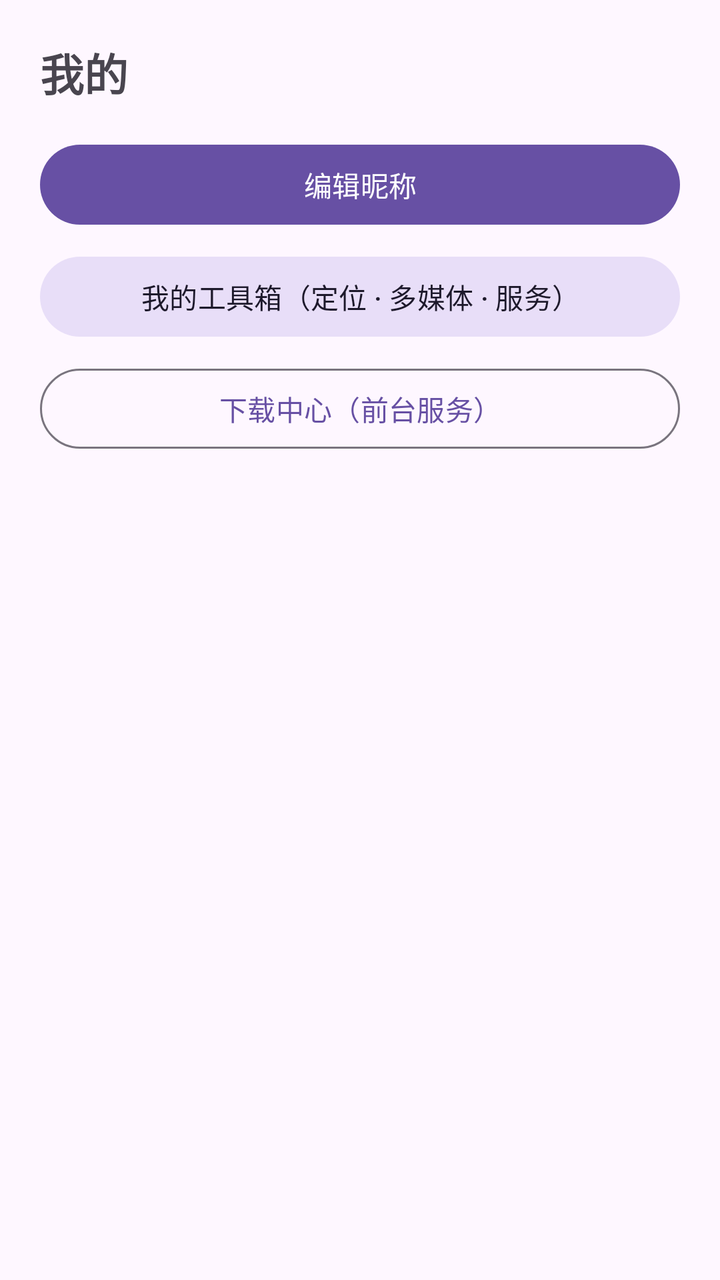
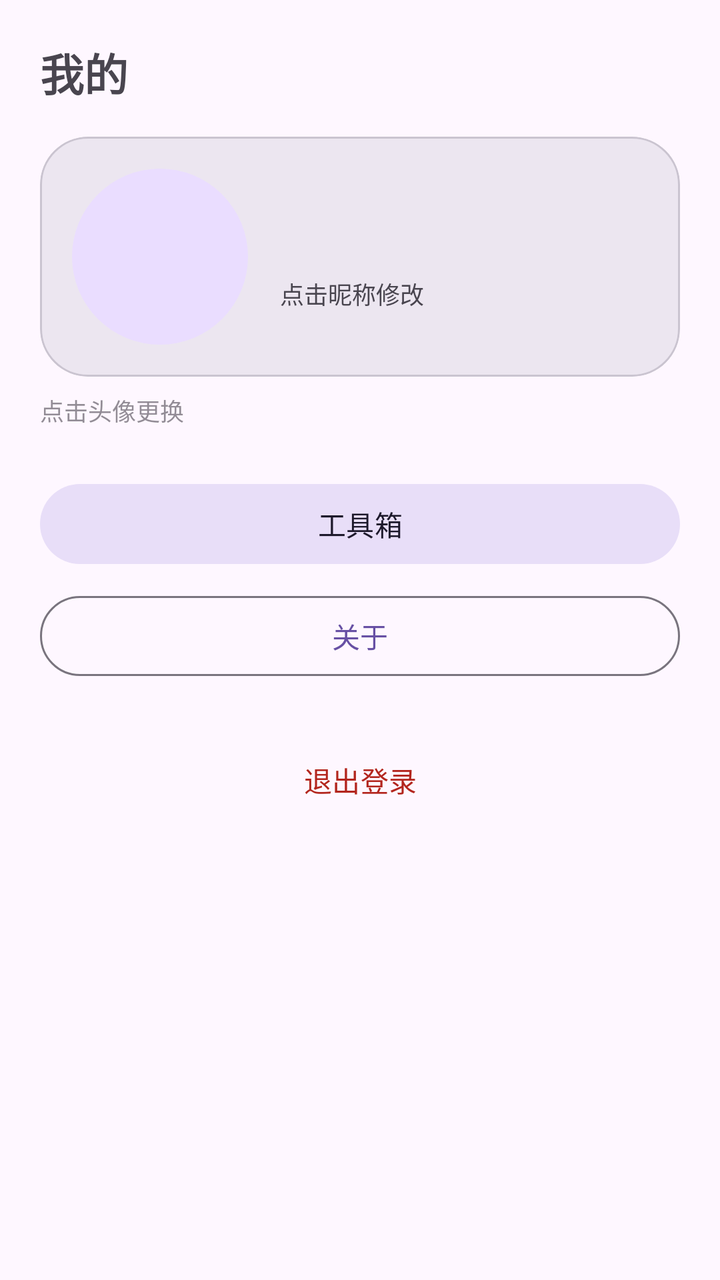

Screens rendered from an Android XML layout before and after an edit, with the pre-edit source and the edit as a unified diff.
<!-- AndroidManifest.xml: application theme Theme.Keyou -->
<!-- res/layout/page_mine.xml -->
<?xml version="1.0" encoding="utf-8"?>
<ScrollView xmlns:android="http://schemas.android.com/apk/res/android"
    android:layout_width="match_parent"
    android:layout_height="match_parent"
    android:padding="20dp"
    android:paddingBottom="104dp"
    android:fillViewport="true">

    <LinearLayout
        android:layout_width="match_parent"
        android:layout_height="wrap_content"
        android:orientation="vertical">

        <TextView
            android:layout_width="wrap_content"
            android:layout_height="wrap_content"
            android:text="@string/nav_mine"
            android:textSize="22sp"
            android:textStyle="bold"
            android:layout_marginBottom="16dp" />

        <Button
            android:id="@+id/btn_edit_nickname"
            android:layout_width="match_parent"
            android:layout_height="wrap_content"
            android:text="@string/edit_nickname_title" />

        <Button
            android:id="@+id/btn_tools"
            style="@style/Widget.Material3.Button.TonalButton"
            android:layout_width="match_parent"
            android:layout_height="wrap_content"
            android:text="@string/tools_title"
            android:layout_marginTop="8dp" />

        <Button
            android:id="@+id/btn_download"
            style="@style/Widget.Material3.Button.OutlinedButton"
            android:layout_width="match_parent"
            android:layout_height="wrap_content"
            android:text="@string/download_title"
            android:layout_marginTop="8dp" />

    </LinearLayout>
</ScrollView>
<!-- resources referenced by this layout -->
<resources>
  <string name="download_title">下载中心（前台服务）</string>
  <string name="edit_nickname_title">编辑昵称</string>
  <string name="nav_mine">我的</string>
  <string name="tools_title">我的工具箱（定位 · 多媒体 · 服务）</string>
  <style name="Theme.Keyou" parent="Theme.Material3.DayNight.NoActionBar" />
</resources>

<!-- the commit's change to res/layout/page_mine.xml (unified diff, before → after) -->
@@ -1,5 +1,6 @@
 <?xml version="1.0" encoding="utf-8"?>
 <ScrollView xmlns:android="http://schemas.android.com/apk/res/android"
+    xmlns:app="http://schemas.android.com/apk/res-auto"
     android:layout_width="match_parent"
     android:layout_height="match_parent"
     android:padding="20dp"
@@ -19,27 +20,106 @@
             android:textStyle="bold"
             android:layout_marginBottom="16dp" />
 
-        <Button
-            android:id="@+id/btn_edit_nickname"
+        
+        <com.google.android.material.card.MaterialCardView
             android:layout_width="match_parent"
             android:layout_height="wrap_content"
-            android:text="@string/edit_nickname_title" />
+            app:cardCornerRadius="24dp"
+            app:cardElevation="0dp"
+            app:cardBackgroundColor="?attr/colorSurfaceContainerHigh">
+
+            <LinearLayout
+                android:layout_width="match_parent"
+                android:layout_height="wrap_content"
+                android:orientation="horizontal"
+                android:gravity="center_vertical"
+                android:padding="16dp">
+
+                <FrameLayout
+                    android:id="@+id/fl_avatar"
+                    android:layout_width="88dp"
+                    android:layout_height="88dp"
+                    android:background="?attr/selectableItemBackgroundBorderless"
+                    android:contentDescription="@string/mine_avatar_hint"
+                    android:clickable="true"
+                    android:focusable="true">
+
+                    <TextView
+                        android:id="@+id/tv_avatar_letter"
+                        android:layout_width="match_parent"
+                        android:layout_height="match_parent"
+                        android:background="@drawable/bg_avatar_circle"
+                        android:gravity="center"
+                        android:textColor="@color/md_on_primary_container"
+                        android:textSize="32sp"
+                        android:textStyle="bold" />
+
+                    <ImageView
+                        android:id="@+id/iv_avatar"
+                        android:layout_width="match_parent"
+                        android:layout_height="match_parent"
+                        android:contentDescription="@string/mine_avatar_hint"
+                        android:scaleType="centerCrop"
+                        android:visibility="gone" />
+                </FrameLayout>
+
+                <LinearLayout
+                    android:layout_width="0dp"
+                    android:layout_height="wrap_content"
+                    android:layout_weight="1"
+                    android:layout_marginStart="16dp"
+                    android:orientation="vertical">
+
+                    <TextView
+                        android:id="@+id/tv_nickname"
+                        android:layout_width="wrap_content"
+                        android:layout_height="wrap_content"
+                        android:paddingVertical="4dp"
+                        android:textSize="22sp"
+                        android:textStyle="bold" />
+
+                    <TextView
+                        android:layout_width="wrap_content"
+                        android:layout_height="wrap_content"
+                        android:text="@string/mine_nickname_hint"
+                        android:textSize="12sp"
+                        android:textColor="?attr/colorOnSurfaceVariant" />
+                </LinearLayout>
+            </LinearLayout>
+        </com.google.android.material.card.MaterialCardView>
+
+        <TextView
+            android:layout_width="wrap_content"
+            android:layout_height="wrap_content"
+            android:layout_marginTop="8dp"
+            android:alpha="0.6"
+            android:text="@string/mine_avatar_hint"
+            android:textSize="12sp" />
 
         <Button
             android:id="@+id/btn_tools"
             style="@style/Widget.Material3.Button.TonalButton"
             android:layout_width="match_parent"
             android:layout_height="wrap_content"
-            android:text="@string/tools_title"
-            android:layout_marginTop="8dp" />
+            android:layout_marginTop="24dp"
+            android:text="@string/tools_title" />
 
         <Button
-            android:id="@+id/btn_download"
+            android:id="@+id/btn_about"
             style="@style/Widget.Material3.Button.OutlinedButton"
             android:layout_width="match_parent"
             android:layout_height="wrap_content"
-            android:text="@string/download_title"
-            android:layout_marginTop="8dp" />
+            android:layout_marginTop="8dp"
+            android:text="@string/about_title" />
+
+        <Button
+            android:id="@+id/btn_logout"
+            style="@style/Widget.Material3.Button.TextButton"
+            android:layout_width="match_parent"
+            android:layout_height="wrap_content"
+            android:layout_marginTop="24dp"
+            android:text="@string/mine_logout"
+            android:textColor="?attr/colorError" />
 
     </LinearLayout>
 </ScrollView>
<!-- resource entries referenced after the edit -->
@@ -1,9 +1,19 @@
 <!-- resources referenced by this layout -->
 <resources>
-  <string name="download_title">下载中心（前台服务）</string>
-  <string name="edit_nickname_title">编辑昵称</string>
+  <color name="md_on_primary_container">#21005D</color>
+  <!-- drawable bg_avatar_circle (drawable) -->
+  <?xml version="1.0" encoding="utf-8"?>
+  <shape xmlns:android="http://schemas.android.com/apk/res/android"
+      android:shape="oval">
+      <solid android:color="@color/md_primary_container" />
+  </shape>
+  <string name="about_title">关于</string>
+  <string name="mine_avatar_hint">点击头像更换</string>
+  <string name="mine_logout">退出登录</string>
+  <string name="mine_nickname_hint">点击昵称修改</string>
   <string name="nav_mine">我的</string>
-  <string name="tools_title">我的工具箱（定位 · 多媒体 · 服务）</string>
+  <string name="tools_title">工具箱</string>
   <style name="Theme.Keyou" parent="Theme.Material3.DayNight.NoActionBar" />
+  <color name="md_primary_container">#EADDFF</color>
 </resources>
 
